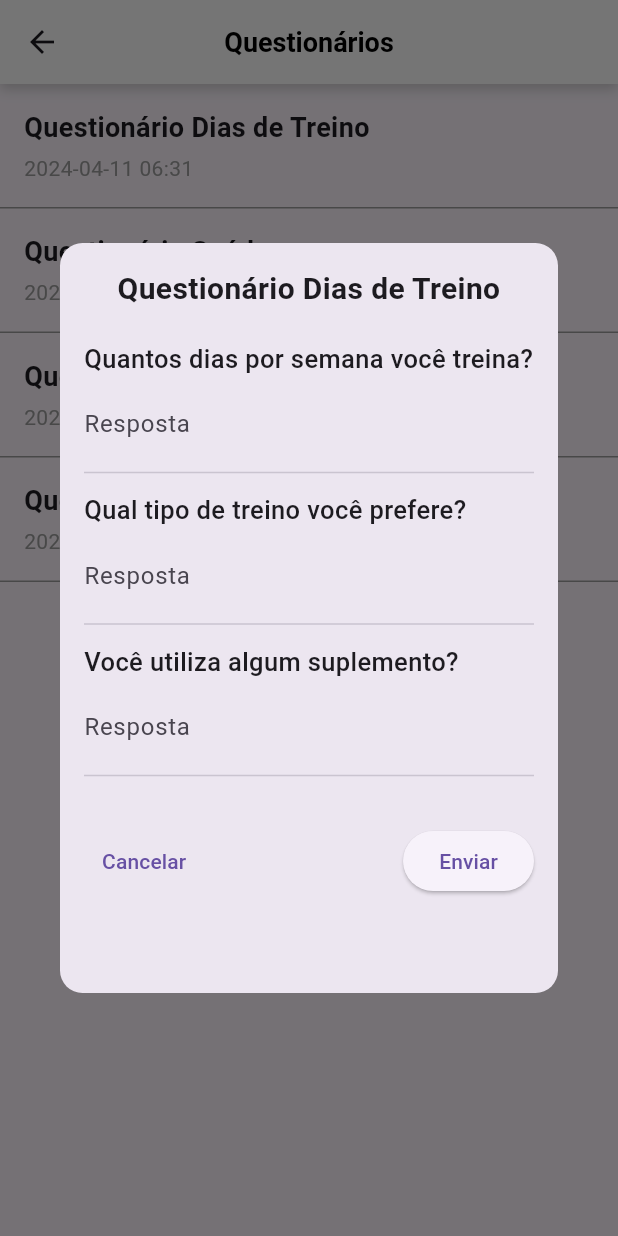
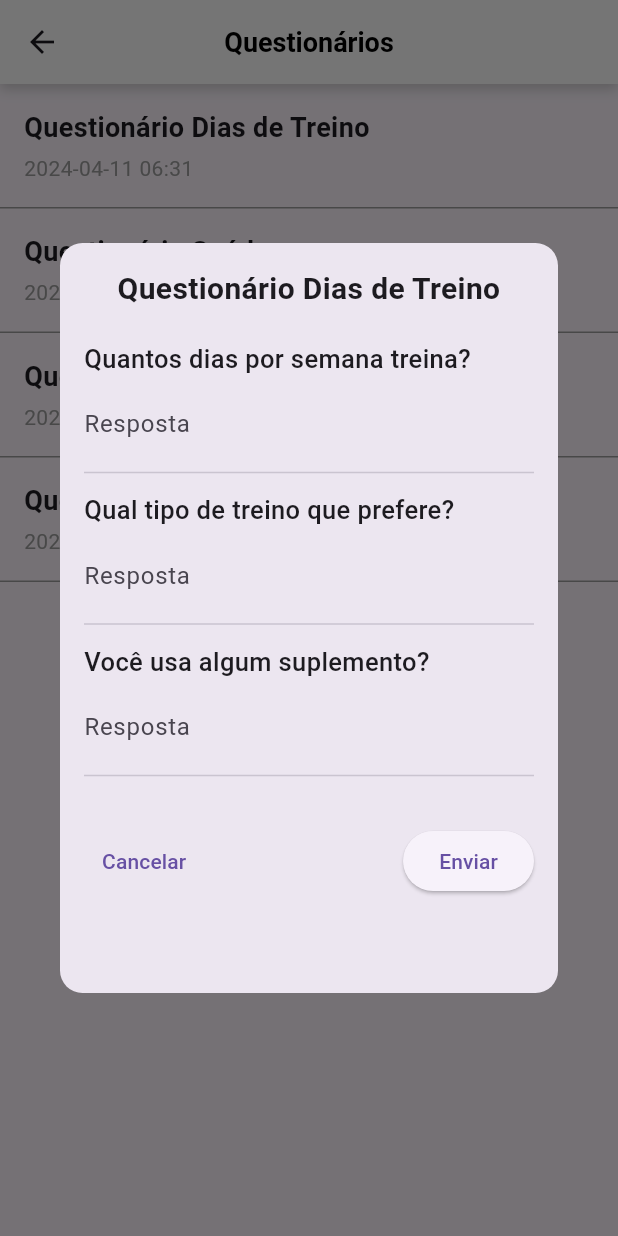
Before and after one commit to Raph40/Flutter_Trabalho_Final, a Flutter app: the questionarioPage screen opened directly, after a tap on "Questionário Dias de Treino", on a phone screen of 412 x 824 dp. Run offline on Flutter 3.47's test engine with Material 3 defaults, Android fonts, the phone set to English and light mode, and no system bars; our stand-ins replace cloud_firestore, firebase_auth, firebase_core, fl_chart, flutter_local_notifications, material_design_icons_flutter and 2 more; missing offline and left inert: colorful_iconify_flutter, iconify_flutter; accounts and stored records are empty; network calls fail.

Commit message:
Update: Questionários feito

```diff
--- a/lib/definicoes.dart
+++ b/lib/definicoes.dart
@@ -142,7 +142,7 @@ class _definicoesPageState extends State<definicoesPage> {
                     subtitle: Text('Ligar e desligar as notificações.'),
                     value: notificacoes,
                     onChanged: (bool value) {
-                     _toggleNotifications(value); // Controla as notificações
+                      _toggleNotifications(value); // Controla as notificações
                     },
                   ),
                   SwitchListTile(
--- a/lib/desafios.dart
+++ b/lib/desafios.dart
@@ -172,9 +172,13 @@ class _desafiosPageState extends State<desafiosPage> {
             // Ícone no lado direito
             Icon(
               winnerName.isNotEmpty ? Icons.emoji_events : Icons.fitness_center,
-              color: winnerName.isNotEmpty ? Colors.amber[700] : Colors.black,
+              color: winnerName.isNotEmpty
+                  ? Colors.amber[700]
+                  : Theme.of(context).brightness == Brightness.dark
+                  ? Colors.white
+                  : Colors.black,
               size: 28,
-            ),
+            )
           ],
         ),
       ),
--- a/lib/questinario.dart
+++ b/lib/questinario.dart
@@ -31,24 +31,24 @@ class _questionarioPageState extends State<questionarioPage> {
   // Perguntas específicas para cada questionário
   final Map<String, List<String>> perguntas = {
     'Questionário Dias de Treino': [
-      'Quantos dias por semana você treina?',
-      'Qual tipo de treino você prefere?',
-      'Você utiliza algum suplemento?'
+      'Quantos dias por semana treina?',
+      'Qual tipo de treino que prefere?',
+      'Você usa algum suplemento?'
     ],
     'Questionário Saúde': [
-      'Você faz exames médicos regularmente?',
-      'Como está seu nível de estresse?',
-      'Você tem alguma condição de saúde crônica?'
+      'Faz exames médicos regularmente?',
+      'Como está seu nível de stresse?',
+      'Tem alguma condição de saúde crónica?'
     ],
     'Questionário Fitness': [
-      'Qual é seu objetivo principal com o fitness?',
-      'Qual é sua rotina de exercícios?',
-      'Você faz acompanhamento com um profissional?'
+      'Qual é o seu objetivo principal com o fitness?',
+      'Qual é a sua rotina de exercícios?',
+      'Faz acompanhamento com algum profissional?'
     ],
     'Questionário Dieta': [
-      'Qual é seu tipo de dieta atual?',
-      'Você consome frutas e vegetais regularmente?',
-      'Você tem alguma restrição alimentar?'
+      'Qual é a sua dieta atual?',
+      'Consome frutas e vegetais regularmente?',
+      'Tem alguma restrição alimentar?'
     ],
   };
 
```
Also changed, not shown: lib/main.dart (line endings or trailing spaces).
